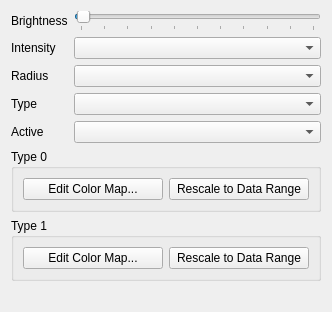
First picture: the form in paraview/pqSplotchRaytraceDisplayPanelDecorator.ui, repository biddisco/splotch, before the edit.
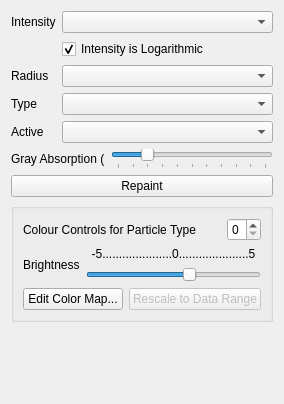
Second picture: the form after the edit.

Commit message: new property bindings and color map editing dialog started

Diff of the .ui file:
```diff
--- a/paraview/pqSplotchRaytraceDisplayPanelDecorator.ui
+++ b/paraview/pqSplotchRaytraceDisplayPanelDecorator.ui
@@ -6,138 +6,268 @@
    <rect>
     <x>0</x>
     <y>0</y>
-    <width>331</width>
-    <height>312</height>
+    <width>284</width>
+    <height>404</height>
    </rect>
   </property>
   <property name="windowTitle">
    <string>Form</string>
   </property>
   <layout class="QGridLayout" name="gridLayout_3">
-   <item row="0" column="0">
-    <widget class="QLabel" name="label">
-     <property name="text">
-      <string>Brightness</string>
-     </property>
-    </widget>
-   </item>
-   <item row="0" column="1">
-    <widget class="QSlider" name="brightness">
-     <property name="maximum">
-      <number>10000</number>
-     </property>
-     <property name="pageStep">
-      <number>1000</number>
-     </property>
-     <property name="value">
-      <number>105</number>
-     </property>
-     <property name="orientation">
-      <enum>Qt::Horizontal</enum>
-     </property>
-     <property name="tickPosition">
-      <enum>QSlider::TicksBelow</enum>
-     </property>
-    </widget>
-   </item>
-   <item row="1" column="0">
+   <item row="3" column="0">
     <widget class="QLabel" name="IntensityLabel">
      <property name="text">
       <string>Intensity</string>
      </property>
     </widget>
    </item>
-   <item row="2" column="0">
+   <item row="5" column="0">
     <widget class="QLabel" name="RadiusArrayLabel">
      <property name="text">
       <string>Radius</string>
      </property>
     </widget>
    </item>
-   <item row="2" column="1">
-    <widget class="QComboBox" name="RadiusArray"/>
+   <item row="5" column="1">
+    <widget class="QComboBox" name="RadiusArray">
+     <property name="sizePolicy">
+      <sizepolicy hsizetype="Expanding" vsizetype="Fixed">
+       <horstretch>0</horstretch>
+       <verstretch>0</verstretch>
+      </sizepolicy>
+     </property>
+    </widget>
    </item>
-   <item row="3" column="0">
+   <item row="6" column="0">
     <widget class="QLabel" name="TypeArrayLabel">
      <property name="text">
       <string>Type</string>
      </property>
     </widget>
    </item>
-   <item row="3" column="1">
-    <widget class="QComboBox" name="TypeArray"/>
+   <item row="6" column="1">
+    <widget class="QComboBox" name="TypeArray">
+     <property name="sizePolicy">
+      <sizepolicy hsizetype="Expanding" vsizetype="Fixed">
+       <horstretch>0</horstretch>
+       <verstretch>0</verstretch>
+      </sizepolicy>
+     </property>
+    </widget>
    </item>
-   <item row="4" column="0">
+   <item row="7" column="0">
     <widget class="QLabel" name="ActiveArrayLabel">
      <property name="text">
       <string>Active</string>
      </property>
     </widget>
    </item>
-   <item row="4" column="1">
-    <widget class="QComboBox" name="ActiveArray"/>
-   </item>
-   <item row="5" column="0" colspan="2">
-    <widget class="QGroupBox" name="groupBox">
-     <property name="title">
-      <string>Type 0</string>
+   <item row="7" column="1">
+    <widget class="QComboBox" name="ActiveArray">
+     <property name="sizePolicy">
+      <sizepolicy hsizetype="Expanding" vsizetype="Fixed">
+       <horstretch>0</horstretch>
+       <verstretch>0</verstretch>
+      </sizepolicy>
      </property>
-     <layout class="QGridLayout" name="gridLayout">
-      <item row="0" column="0">
-       <widget class="QPushButton" name="EditColorMapButton0">
-        <property name="text">
-         <string>Edit Color Map...</string>
-        </property>
-       </widget>
-      </item>
-      <item row="0" column="1">
-       <widget class="QPushButton" name="RescaleButton0">
-        <property name="text">
-         <string>Rescale to Data Range</string>
-        </property>
-       </widget>
-      </item>
-     </layout>
     </widget>
    </item>
-   <item row="6" column="0" colspan="2">
-    <widget class="QGroupBox" name="groupBox_2">
-     <property name="title">
-      <string>Type 1</string>
+   <item row="3" column="1">
+    <widget class="QComboBox" name="IntensityArray">
+     <property name="sizePolicy">
+      <sizepolicy hsizetype="Expanding" vsizetype="Fixed">
+       <horstretch>0</horstretch>
+       <verstretch>0</verstretch>
+      </sizepolicy>
      </property>
-     <layout class="QGridLayout" name="gridLayout_2">
-      <item row="0" column="0">
-       <widget class="QPushButton" name="EditColorMapButton1">
-        <property name="text">
-         <string>Edit Color Map...</string>
-        </property>
-       </widget>
-      </item>
-      <item row="0" column="1">
-       <widget class="QPushButton" name="RescaleButton1">
-        <property name="text">
-         <string>Rescale to Data Range</string>
-        </property>
-       </widget>
-      </item>
-     </layout>
     </widget>
    </item>
-   <item row="7" column="0" colspan="2">
-    <spacer name="verticalSpacer_2">
+   <item row="12" column="0" colspan="2">
+    <spacer name="verticalSpacer">
      <property name="orientation">
       <enum>Qt::Vertical</enum>
      </property>
      <property name="sizeHint" stdset="0">
       <size>
-       <width>310</width>
-       <height>33</height>
+       <width>20</width>
+       <height>0</height>
       </size>
      </property>
     </spacer>
    </item>
-   <item row="1" column="1">
-    <widget class="QComboBox" name="IntensityArray"/>
+   <item row="10" column="0" colspan="2">
+    <widget class="QGroupBox" name="groupBox">
+     <property name="title">
+      <string/>
+     </property>
+     <layout class="QGridLayout" name="gridLayout_2">
+      <item row="0" column="0" colspan="2">
+       <layout class="QHBoxLayout" name="horizontalLayout_2">
+        <item>
+         <widget class="QLabel" name="label_3">
+          <property name="text">
+           <string>Colour Controls for Particle Type</string>
+          </property>
+         </widget>
+        </item>
+        <item>
+         <spacer name="horizontalSpacer">
+          <property name="orientation">
+           <enum>Qt::Horizontal</enum>
+          </property>
+          <property name="sizeHint" stdset="0">
+           <size>
+            <width>40</width>
+            <height>20</height>
+           </size>
+          </property>
+         </spacer>
+        </item>
+        <item>
+         <widget class="QSpinBox" name="TypeSpin">
+          <property name="maximum">
+           <number>9</number>
+          </property>
+         </widget>
+        </item>
+       </layout>
+      </item>
+      <item row="2" column="0" rowspan="2">
+       <widget class="QLabel" name="label">
+        <property name="frameShape">
+         <enum>QFrame::NoFrame</enum>
+        </property>
+        <property name="frameShadow">
+         <enum>QFrame::Plain</enum>
+        </property>
+        <property name="text">
+         <string>Brightness</string>
+        </property>
+        <property name="scaledContents">
+         <bool>false</bool>
+        </property>
+       </widget>
+      </item>
+      <item row="2" column="1">
+       <widget class="QLabel" name="label_2">
+        <property name="frameShape">
+         <enum>QFrame::NoFrame</enum>
+        </property>
+        <property name="text">
+         <string>-5.....................0.....................5</string>
+        </property>
+        <property name="textFormat">
+         <enum>Qt::PlainText</enum>
+        </property>
+        <property name="alignment">
+         <set>Qt::AlignCenter</set>
+        </property>
+       </widget>
+      </item>
+      <item row="3" column="1">
+       <widget class="QSlider" name="Brightness">
+        <property name="minimum">
+         <number>-500</number>
+        </property>
+        <property name="maximum">
+         <number>500</number>
+        </property>
+        <property name="singleStep">
+         <number>1</number>
+        </property>
+        <property name="pageStep">
+         <number>100</number>
+        </property>
+        <property name="value">
+         <number>102</number>
+        </property>
+        <property name="orientation">
+         <enum>Qt::Horizontal</enum>
+        </property>
+        <property name="tickPosition">
+         <enum>QSlider::NoTicks</enum>
+        </property>
+       </widget>
+      </item>
+      <item row="5" column="0" colspan="2">
+       <layout class="QHBoxLayout" name="horizontalLayout">
+        <item>
+         <widget class="QPushButton" name="EditColorMapButton">
+          <property name="text">
+           <string>Edit Color Map...</string>
+          </property>
+         </widget>
+        </item>
+        <item>
+         <widget class="QPushButton" name="RescaleButton">
+          <property name="enabled">
+           <bool>false</bool>
+          </property>
+          <property name="text">
+           <string>Rescale to Data Range</string>
+          </property>
+         </widget>
+        </item>
+       </layout>
+      </item>
+     </layout>
+    </widget>
+   </item>
+   <item row="9" column="0" colspan="2">
+    <widget class="QPushButton" name="RepaintButton">
+     <property name="sizePolicy">
+      <sizepolicy hsizetype="Preferred" vsizetype="Fixed">
+       <horstretch>0</horstretch>
+       <verstretch>0</verstretch>
+      </sizepolicy>
+     </property>
+     <property name="text">
+      <string>Repaint</string>
+     </property>
+    </widget>
+   </item>
+   <item row="4" column="1">
+    <widget class="QCheckBox" name="LogIntensity">
+     <property name="text">
+      <string>Intensity is Logarithmic</string>
+     </property>
+     <property name="checked">
+      <bool>true</bool>
+     </property>
+    </widget>
+   </item>
+   <item row="8" column="0" colspan="2">
+    <layout class="QHBoxLayout" name="horizontalLayout_3">
+     <item>
+      <widget class="QLabel" name="label_4">
+       <property name="text">
+        <string>Gray Absorption (</string>
+       </property>
+      </widget>
+     </item>
+     <item>
+      <widget class="QSlider" name="Gray">
+       <property name="minimum">
+        <number>-500</number>
+       </property>
+       <property name="maximum">
+        <number>0</number>
+       </property>
+       <property name="pageStep">
+        <number>50</number>
+       </property>
+       <property name="value">
+        <number>-400</number>
+       </property>
+       <property name="orientation">
+        <enum>Qt::Horizontal</enum>
+       </property>
+       <property name="tickPosition">
+        <enum>QSlider::TicksBelow</enum>
+       </property>
+      </widget>
+     </item>
+    </layout>
    </item>
   </layout>
  </widget>
```
The commit also changes 10 other files.
